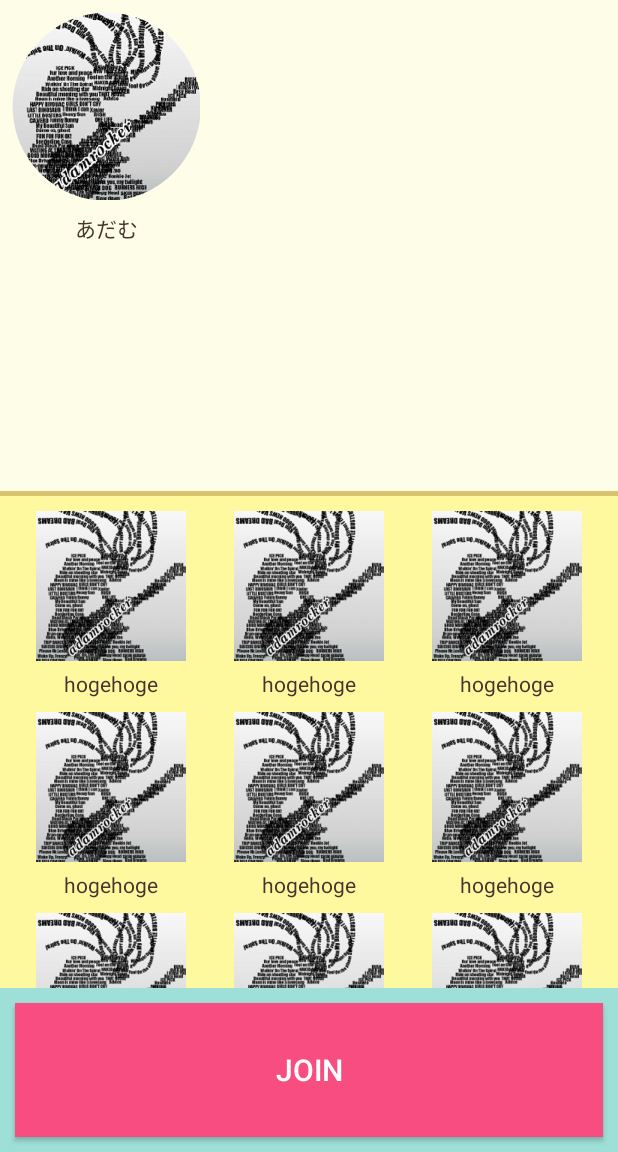
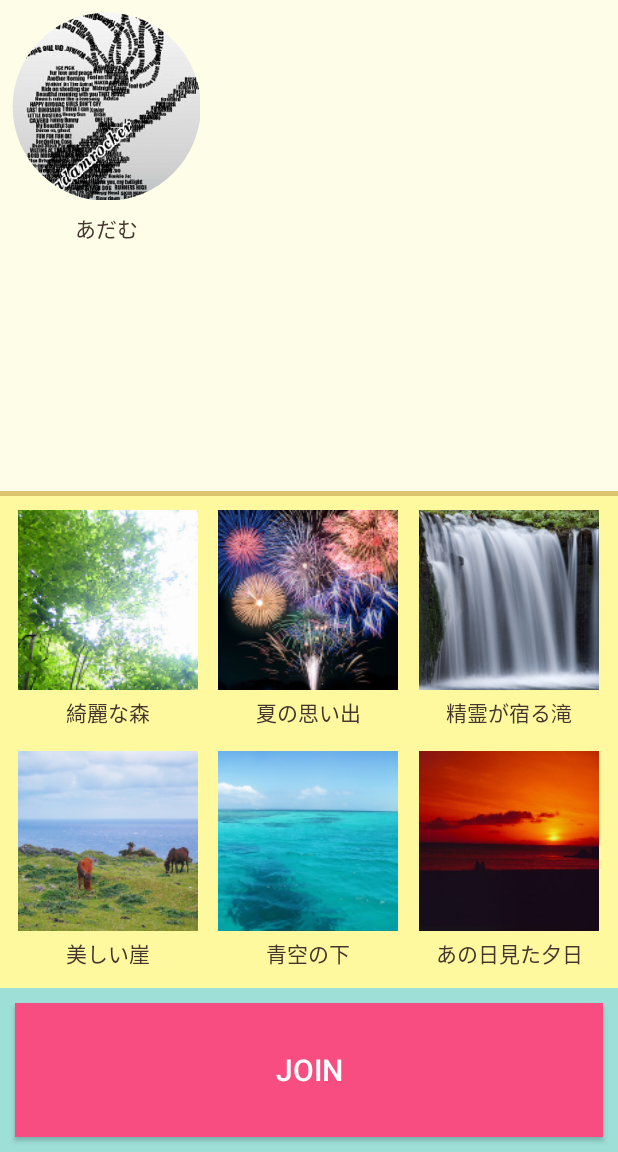
Before and after one commit to adamrocker/ishinomakihackathon2016, an Android app: the screen it shows after launch (MainActivity), on a phone screen of 412 x 824 dp, the part 84-1236 px from its top. Run offline under Robolectric (Android 15) with nearby library versions, the phone set to English and light mode, and no system bars; libraries missing offline, so code that uses them is left out: com.google.vr.sdk, com.squareup.okhttp, io.skyway, org.webrtc; plain views replace VrVideoView; 5 statements that could not run were skipped.

Commit message:
Added thumbnail images.

```diff
--- a/android/app/src/main/java/com/ishinomakihackathon2016/bluespring/vr/MainActivity.java
+++ b/android/app/src/main/java/com/ishinomakihackathon2016/bluespring/vr/MainActivity.java
@@ -192,7 +192,7 @@ public class MainActivity extends Activity implements
         videoWidgetView = (VrVideoView) findViewById(R.id.video_view);
         videoWidgetView.setEventListener(new ActivityEventListener());
         loadVideoStatus = LOAD_VIDEO_STATUS_UNKNOWN;
-        mCanvas = (Canvas) findViewById(R.id.video_canvas);
+//        mCanvas = (Canvas) findViewById(R.id.video_canvas);
 
         Intent intent = getIntent();
         Uri uri = intent.getData();
--- a/android/app/src/main/res/layout/activity_main.xml
+++ b/android/app/src/main/res/layout/activity_main.xml
@@ -116,9 +116,7 @@
                 android:id="@+id/scrollView"
                 android:layout_width="match_parent"
                 android:layout_height="match_parent"
-                android:paddingLeft="8dp"
-                android:paddingRight="8dp"
-                android:paddingTop="8dp">
+                android:paddingTop="4dp">
 
                 <LinearLayout
                     android:layout_width="match_parent"
@@ -126,6 +124,7 @@
                     android:orientation="vertical">
 
                     <LinearLayout
+                        android:padding="5dp"
                         android:layout_width="match_parent"
                         android:layout_height="0dp"
                         android:layout_weight="1"
@@ -134,65 +133,69 @@
                         <LinearLayout
                             android:layout_width="0dp"
                             android:layout_height="match_parent"
-                            android:layout_margin="2dp"
                             android:layout_weight="1"
                             android:orientation="vertical">
 
                             <ImageView
-                                android:layout_width="match_parent"
-                                android:layout_height="100dp"
-                                android:src="@mipmap/user01" />
+                                android:layout_gravity="center"
+                                android:scaleType="centerCrop"
+                                android:layout_width="120dp"
+                                android:layout_height="120dp"
+                                android:src="@mipmap/thumb01" />
 
                             <TextView
                                 android:layout_width="match_parent"
                                 android:layout_height="30dp"
                                 android:gravity="center"
-                                android:text="hogehoge"
+                                android:text="綺麗な森"
                                 android:textColor="@color/thumb_title" />
                         </LinearLayout>
 
                         <LinearLayout
                             android:layout_width="0dp"
                             android:layout_height="match_parent"
-                            android:layout_margin="2dp"
                             android:layout_weight="1"
                             android:orientation="vertical">
 
                             <ImageView
-                                android:layout_width="match_parent"
-                                android:layout_height="100dp"
-                                android:src="@mipmap/user01" />
+                                android:layout_gravity="center"
+                                android:scaleType="centerCrop"
+                                android:layout_width="120dp"
+                                android:layout_height="120dp"
+                                android:src="@mipmap/thumb02" />
 
                             <TextView
                                 android:layout_width="match_parent"
                                 android:layout_height="30dp"
                                 android:gravity="center"
-                                android:text="hogehoge"
+                                android:text="夏の思い出"
                                 android:textColor="@color/thumb_title" />
                         </LinearLayout>
 
                         <LinearLayout
                             android:layout_width="0dp"
                             android:layout_height="match_parent"
-                            android:layout_margin="2dp"
                             android:layout_weight="1"
                             android:orientation="vertical">
 
                             <ImageView
-                                android:layout_width="match_parent"
-                                android:layout_height="100dp"
-                                android:src="@mipmap/user01" />
+                                android:layout_gravity="center"
+                                android:scaleType="centerCrop"
+                                android:layout_width="120dp"
+                                android:layout_height="120dp"
+                                android:src="@mipmap/thumb03" />
 
                             <TextView
                                 android:layout_width="match_parent"
                                 android:layout_height="30dp"
                                 android:gravity="center"
-                                android:text="hogehoge"
+                                android:text="精霊が宿る滝"
                                 android:textColor="@color/thumb_title" />
                         </LinearLayout>
                     </LinearLayout>
 
                     <LinearLayout
+                        android:padding="5dp"
                         android:layout_width="match_parent"
                         android:layout_height="0dp"
                         android:layout_weight="1"
@@ -201,65 +204,69 @@
                         <LinearLayout
                             android:layout_width="0dp"
                             android:layout_height="match_parent"
-                            android:layout_margin="2dp"
                             android:layout_weight="1"
                             android:orientation="vertical">
 
                             <ImageView
-                                android:layout_width="match_parent"
-                                android:layout_height="100dp"
-                                android:src="@mipmap/user01" />
+                                android:layout_gravity="center"
+                                android:scaleType="centerCrop"
+                                android:layout_width="120dp"
+                                android:layout_height="120dp"
+                                android:src="@mipmap/thumb04" />
 
                             <TextView
                                 android:layout_width="match_parent"
                                 android:layout_height="30dp"
                                 android:gravity="center"
-                                android:text="hogehoge"
+                                android:text="美しい崖"
                                 android:textColor="@color/thumb_title" />
                         </LinearLayout>
 
                         <LinearLayout
                             android:layout_width="0dp"
                             android:layout_height="match_parent"
-                            android:layout_margin="2dp"
                             android:layout_weight="1"
                             android:orientation="vertical">
 
                             <ImageView
-                                android:layout_width="match_parent"
-                                android:layout_height="100dp"
-                                android:src="@mipmap/user01" />
+                                android:layout_gravity="center"
+                                android:scaleType="centerCrop"
+                                android:layout_width="120dp"
+                                android:layout_height="120dp"
+                                android:src="@mipmap/thumb05" />
 
                             <TextView
                                 android:layout_width="match_parent"
                                 android:layout_height="30dp"
                                 android:gravity="center"
-                                android:text="hogehoge"
+                                android:text="青空の下"
                                 android:textColor="@color/thumb_title" />
                         </LinearLayout>
 
                         <LinearLayout
                             android:layout_width="0dp"
                             android:layout_height="match_parent"
-                            android:layout_margin="2dp"
                             android:layout_weight="1"
                             android:orientation="vertical">
 
                             <ImageView
-                                android:layout_width="match_parent"
-                                android:layout_height="100dp"
-                                android:src="@mipmap/user01" />
+                                android:layout_gravity="center"
+                                android:scaleType="centerCrop"
+                                android:layout_width="120dp"
+                                android:layout_height="120dp"
+                                android:src="@mipmap/thumb06" />
 
                             <TextView
                                 android:layout_width="match_parent"
                                 android:layout_height="30dp"
                                 android:gravity="center"
-                                android:text="hogehoge"
+                                android:text="あの日見た夕日"
                                 android:textColor="@color/thumb_title" />
                         </LinearLayout>
                     </LinearLayout>
 
                     <LinearLayout
+                        android:padding="5dp"
                         android:layout_width="match_parent"
                         android:layout_height="0dp"
                         android:layout_weight="1"
@@ -268,60 +275,60 @@
                         <LinearLayout
                             android:layout_width="0dp"
                             android:layout_height="match_parent"
-                            android:layout_margin="2dp"
                             android:layout_weight="1"
                             android:orientation="vertical">
 
                             <ImageView
-                                android:layout_width="match_parent"
-                                android:layout_height="100dp"
-                                android:src="@mipmap/user01" />
+                                android:layout_gravity="center"
+                                android:scaleType="centerCrop"
+                                android:layout_width="120dp"
+                                android:layout_height="120dp" />
 
                             <TextView
                                 android:layout_width="match_parent"
                                 android:layout_height="30dp"
                                 android:gravity="center"
-                                android:text="hogehoge"
+                                android:text=""
                                 android:textColor="@color/thumb_title" />
                         </LinearLayout>
 
                         <LinearLayout
                             android:layout_width="0dp"
                             android:layout_height="match_parent"
-                            android:layout_margin="2dp"
                             android:layout_weight="1"
                             android:orientation="vertical">
 
                             <ImageView
-                                android:layout_width="match_parent"
-                                android:layout_height="100dp"
-                                android:src="@mipmap/user01" />
+                                android:layout_gravity="center"
+                                android:scaleType="centerCrop"
+                                android:layout_width="120dp"
+                                android:layout_height="120dp" />
 
                             <TextView
                                 android:layout_width="match_parent"
                                 android:layout_height="30dp"
                                 android:gravity="center"
-                                android:text="hogehoge"
+                                android:text=""
                                 android:textColor="@color/thumb_title" />
                         </LinearLayout>
 
                         <LinearLayout
                             android:layout_width="0dp"
                             android:layout_height="match_parent"
-                            android:layout_margin="2dp"
                             android:layout_weight="1"
                             android:orientation="vertical">
 
                             <ImageView
-                                android:layout_width="match_parent"
-                                android:layout_height="100dp"
-                                android:src="@mipmap/user01" />
+                                android:layout_gravity="center"
+                                android:scaleType="centerCrop"
+                                android:layout_width="120dp"
+                                android:layout_height="120dp"/>
 
                             <TextView
                                 android:layout_width="match_parent"
                                 android:layout_height="30dp"
                                 android:gravity="center"
-                                android:text="hogehoge"
+                                android:text=""
                                 android:textColor="@color/thumb_title" />
                         </LinearLayout>
                     </LinearLayout>
```
Also changed, not shown: android/app/src/main/res/mipmap-xxhdpi/thumb01.jpg (added), android/app/src/main/res/mipmap-xxhdpi/thumb02.jpg (added), android/app/src/main/res/mipmap-xxhdpi/thumb03.jpg (added), android/app/src/main/res/mipmap-xxhdpi/thumb04.jpg (added), android/app/src/main/res/mipmap-xxhdpi/thumb05.jpg (added), android/app/src/main/res/mipmap-xxhdpi/thumb06.jpg (added).
